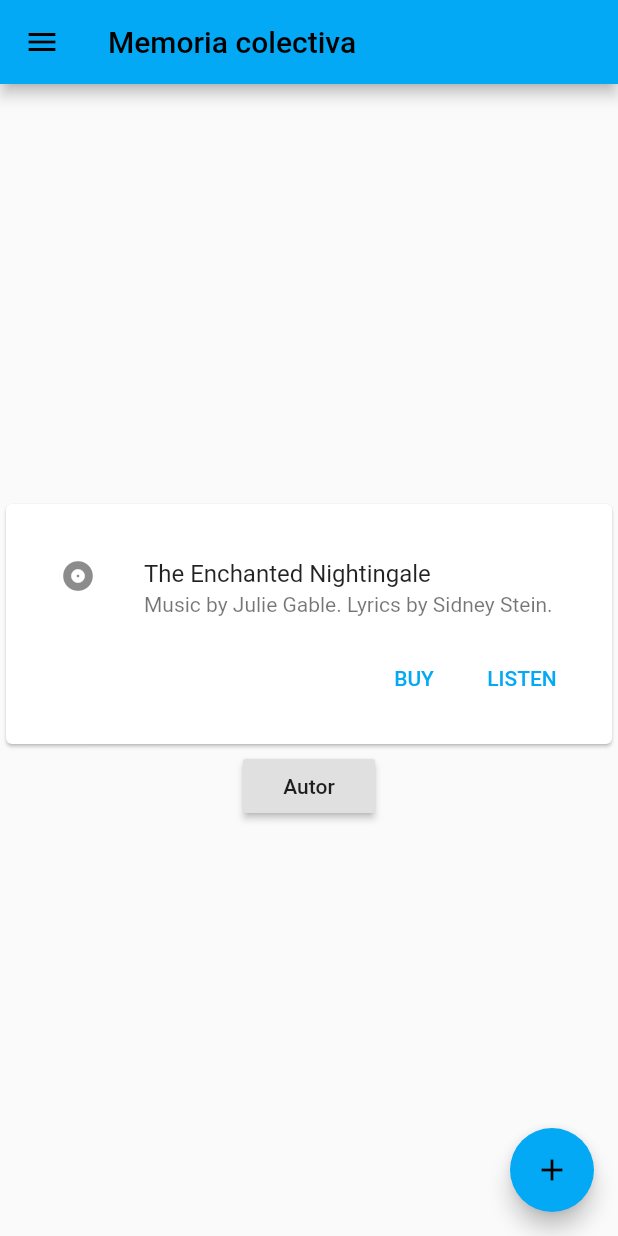
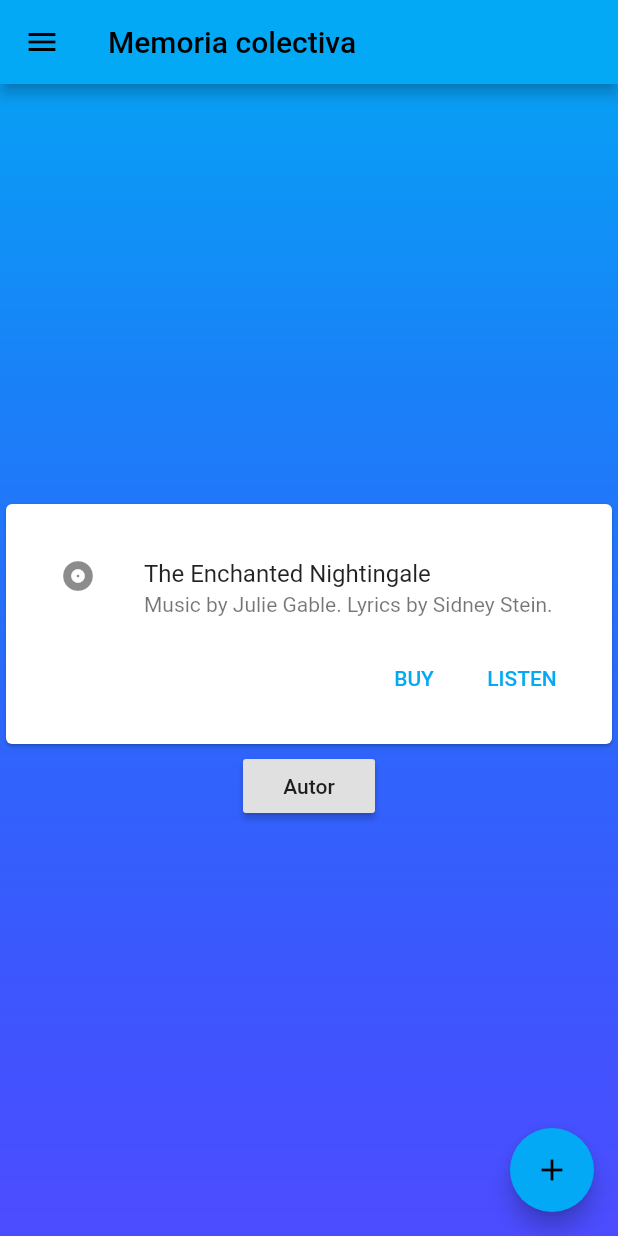
Before and after one commit to jared0709999/mc01, a Flutter app: the screen it shows after launch, on a phone screen of 412 x 824 dp. Run offline on Flutter 3.47's test engine with Material 2 defaults, Android fonts, the phone set to English and light mode, and no system bars.

```diff
--- a/lib/main.dart
+++ b/lib/main.dart
@@ -37,17 +37,21 @@ class MyHomePage extends StatefulWidget {
 }
 
 class _MyHomePageState extends State<MyHomePage> {
-
   @override
   Widget build(BuildContext context) {
-    return Scaffold(
+    return Container(
+        decoration: const BoxDecoration(
+            gradient: LinearGradient(
+                colors: [Colors.lightBlue, Color.fromRGBO(0, 0, 255, 0.7)],
+                begin: Alignment.topCenter,
+                end: Alignment.bottomCenter)),
+        child: Scaffold(
+          backgroundColor: Colors.transparent,
           appBar: AppBar(
             title: Text(widget.title),
           ),
           body: Center(
-
             child: Column(
-
               mainAxisAlignment: MainAxisAlignment.center,
               children: <Widget>[
                 Card(
@@ -59,19 +63,24 @@ class _MyHomePageState extends State<MyHomePage> {
                         const ListTile(
                           leading: Icon(Icons.album),
                           title: Text('The Enchanted Nightingale'),
-            subtitle: Text('Music by Julie Gable. Lyrics by Sidney Stein.'),
+                          subtitle: Text(
+                              'Music by Julie Gable. Lyrics by Sidney Stein.'),
                         ),
                         Row(
                           mainAxisAlignment: MainAxisAlignment.end,
                           children: <Widget>[
                             TextButton(
                               child: const Text('BUY'),
-                onPressed: () {/* ... */},
+                              onPressed: () {
+                                /* ... */
+                              },
                             ),
                             const SizedBox(width: 8),
                             TextButton(
                               child: const Text('LISTEN'),
-                onPressed: () {/* ... */},
+                              onPressed: () {
+                                /* ... */
+                              },
                             ),
                             const SizedBox(width: 8),
                           ],
@@ -79,7 +88,6 @@ class _MyHomePageState extends State<MyHomePage> {
                       ],
                     ),
                   ),
-
                 ),
                 RaisedButton(
                   child: Text('Autor'),
@@ -90,13 +98,11 @@ class _MyHomePageState extends State<MyHomePage> {
               ],
             ),
           ),
-
           floatingActionButton: FloatingActionButton(
             onPressed: null,
             tooltip: 'Increment',
             child: const Icon(Icons.add),
           ),
-
           drawer: Drawer(
             // Add a ListView to the drawer. This ensures the user can scroll
             // through the options in the drawer if there isn't enough vertical
@@ -105,11 +111,26 @@ class _MyHomePageState extends State<MyHomePage> {
               // Important: Remove any padding from the ListView.
               padding: EdgeInsets.zero,
               children: [
-            const DrawerHeader(
-              decoration: BoxDecoration(
-                color: Colors.blue,
+                DrawerHeader(
+                  decoration: const BoxDecoration(
+                    color: Colors.lightBlue,
+                    image: DecorationImage(
+                      image: AssetImage('images/tec.png'),
+                      fit: BoxFit.fill,
                     ),
-              child: Text('Memoria Colectiva'),
+                  ),
+                  child: Stack(
+                    children: const [
+                      Positioned(
+                        bottom: 8.0,
+                        left: 4.0,
+                        child: Text(
+                          "Memoria Colectiva",
+                          style: TextStyle(color: Colors.white, fontSize: 20),
+                        ),
+                      )
+                    ],
+                  ),
                 ),
                 ListTile(
                   leading: Image.asset(
@@ -149,12 +170,9 @@ class _MyHomePageState extends State<MyHomePage> {
               ],
             ),
           ),
-    );
+        ));
   }
 }
-
-
-
 
 class AutoresScreen extends StatelessWidget {
   @override
@@ -174,8 +192,6 @@ class AutoresScreen extends StatelessWidget {
     );
   }
 }
-
-
 
 class GaleriaScreen extends StatelessWidget {
   @override
--- a/pubspec.yaml
+++ b/pubspec.yaml
@@ -61,6 +61,9 @@ flutter:
   assets:
     - images/informacion.png
     - images/inicio.png
+    - images/logomc.png
+    - images/logomcp.png
+    - images/tec.png
 
   # An image asset can refer to one or more resolution-specific "variants", see
   # https://flutter.dev/assets-and-images/#resolution-aware
```
Also changed, not shown: images/logomc.png (added), images/logomcp.png (added), images/tec.png (added). Lines whose indentation alone changed are shown as unchanged.
